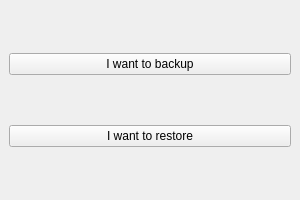
KenLUoHere/Data_Management_App, file mainwindow.ui: the form before one commit.
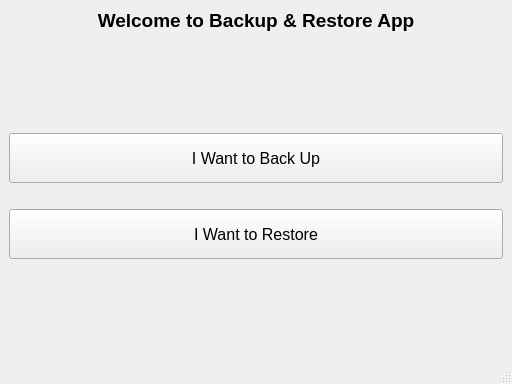
The form after the commit.

The edit to the form file:
```diff
--- a/mainwindow.ui
+++ b/mainwindow.ui
@@ -6,8 +6,8 @@
    <rect>
     <x>0</x>
     <y>0</y>
-    <width>300</width>
-    <height>200</height>
+    <width>512</width>
+    <height>384</height>
    </rect>
   </property>
   <property name="windowTitle">
@@ -16,21 +16,103 @@
   <widget class="QWidget" name="centralwidget">
    <layout class="QVBoxLayout" name="verticalLayout">
     <item>
-     <widget class="QPushButton" name="backupButton">
+     <widget class="QLabel" name="titleLabel">
+      <property name="font">
+       <font>
+        <pointsize>14</pointsize>
+        <bold>true</bold>
+       </font>
+      </property>
+      <property name="alignment">
+       <set>Qt::AlignCenter</set>
+      </property>
       <property name="text">
-       <string>I want to backup</string>
+       <string>Welcome to Backup &amp; Restore App</string>
       </property>
      </widget>
     </item>
     <item>
-     <widget class="QPushButton" name="restoreButton">
-      <property name="text">
-       <string>I want to restore</string>
+     <spacer name="verticalSpacer">
+      <property name="orientation">
+       <enum>Qt::Vertical</enum>
       </property>
-     </widget>
+      <property name="sizeHint" stdset="0">
+       <size>
+        <width>20</width>
+        <height>40</height>
+       </size>
+      </property>
+     </spacer>
+    </item>
+    <item>
+     <layout class="QVBoxLayout" name="buttonLayout">
+      <item>
+       <widget class="QPushButton" name="pushButton">
+        <property name="minimumSize">
+         <size>
+          <width>200</width>
+          <height>50</height>
+         </size>
+        </property>
+        <property name="font">
+         <font>
+          <pointsize>12</pointsize>
+         </font>
+        </property>
+        <property name="text">
+         <string>I Want to Back Up</string>
+        </property>
+       </widget>
+      </item>
+      <item>
+       <spacer name="verticalSpacer_2">
+        <property name="orientation">
+         <enum>Qt::Vertical</enum>
+        </property>
+        <property name="sizeHint" stdset="0">
+         <size>
+          <width>20</width>
+          <height>20</height>
+         </size>
+        </property>
+       </spacer>
+      </item>
+      <item>
+       <widget class="QPushButton" name="pushButton_3">
+        <property name="minimumSize">
+         <size>
+          <width>200</width>
+          <height>50</height>
+         </size>
+        </property>
+        <property name="font">
+         <font>
+          <pointsize>12</pointsize>
+         </font>
+        </property>
+        <property name="text">
+         <string>I Want to Restore</string>
+        </property>
+       </widget>
+      </item>
+     </layout>
+    </item>
+    <item>
+     <spacer name="verticalSpacer_3">
+      <property name="orientation">
+       <enum>Qt::Vertical</enum>
+      </property>
+      <property name="sizeHint" stdset="0">
+       <size>
+        <width>20</width>
+        <height>40</height>
+       </size>
+      </property>
+     </spacer>
     </item>
    </layout>
   </widget>
+  <widget class="QStatusBar" name="statusbar"/>
  </widget>
  <resources/>
  <connections/>
```
Left out of the diff: 2 changed lines with no effect on the pictures.
